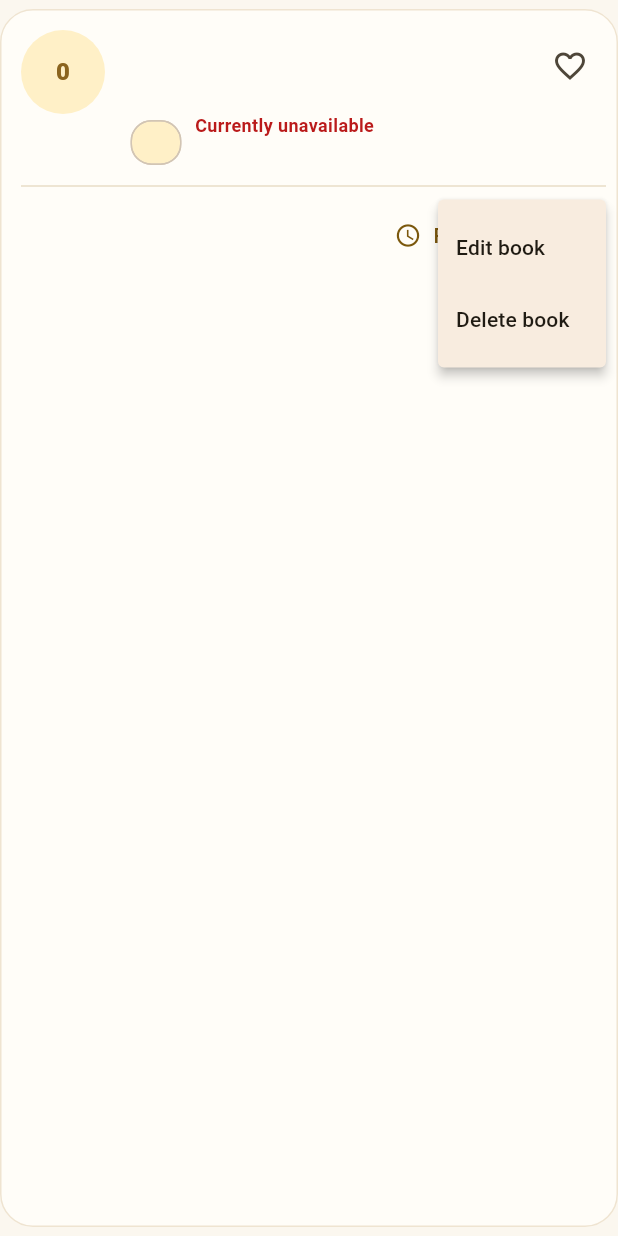
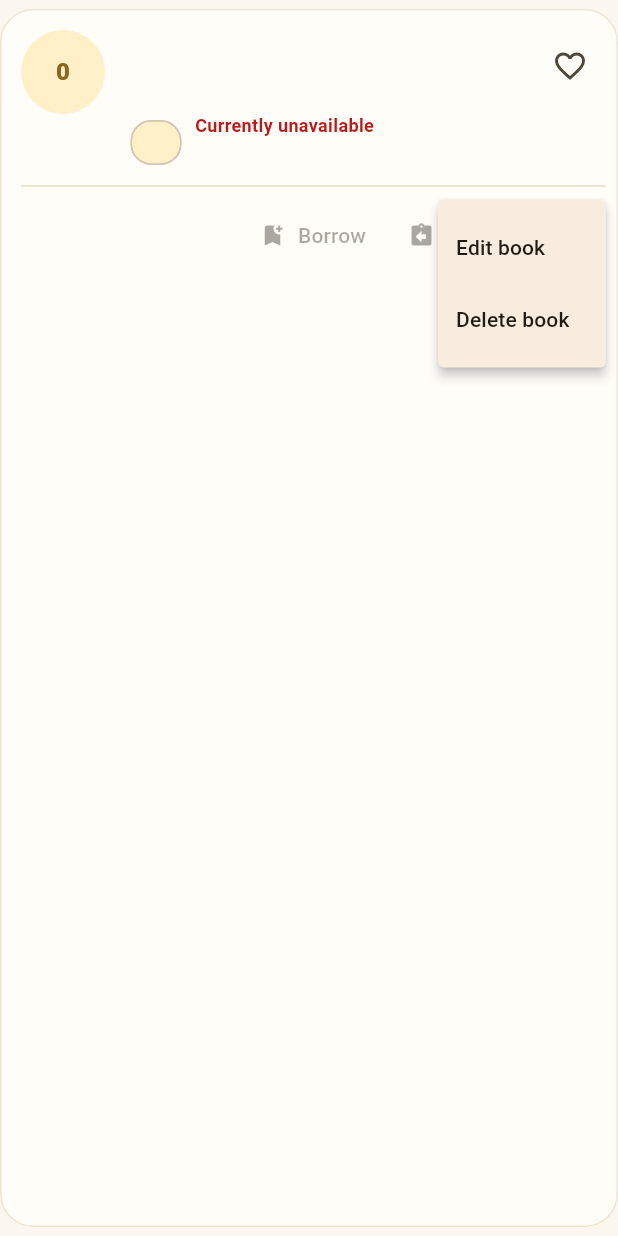
Before and after one commit to christianacano12-max/bookwise, a Flutter app: the _BookCard widget shown alone on an empty page, opened directly with empty values, after a tap on the "more vert" icon, on a phone screen of 412 x 824 dp. Run offline on Flutter 3.47's test engine with Material 3 defaults, Android fonts, the phone set to English and light mode, and no system bars; our stand-ins replace shared_preferences; accounts and stored records are empty; network calls fail; Roboto replaces fonts that are missing (Segoe UI).

Commit message:
Update borrowing and returning system

```diff
--- a/frontend/lib/pages/catalog_page.dart
+++ b/frontend/lib/pages/catalog_page.dart
@@ -349,11 +349,13 @@ class _BookCard extends StatelessWidget {
                             visualDensity: VisualDensity.compact,
                           ),
                           Text(
-                            isBorrowed
-                                ? 'You borrowed this'
-                                : (available
-                                    ? '$copies available'
-                                    : 'Currently unavailable'),
+                            isBorrowed && available
+                                ? '$copies available • You borrowed this'
+                                : (isBorrowed
+                                    ? 'You borrowed this'
+                                    : (available
+                                        ? '$copies available'
+                                        : 'Currently unavailable')),
                             style: TextStyle(
                               color: isBorrowed
                                   ? const Color(0xFF8B641E)
@@ -391,17 +393,14 @@ class _BookCard extends StatelessWidget {
                 ),
                 const Spacer(),
                 TextButton.icon(
-                  onPressed: isBorrowed
-                      ? onReturn
-                      : (available ? onBorrow : onReserve),
-                  icon: Icon(
-                    isBorrowed
-                        ? Icons.assignment_return
-                        : (available ? Icons.bookmark_add : Icons.schedule),
-                  ),
-                  label: Text(
-                    isBorrowed ? 'Return' : (available ? 'Borrow' : 'Reserve'),
-                  ),
+                  onPressed: available ? onBorrow : null,
+                  icon: const Icon(Icons.bookmark_add),
+                  label: const Text('Borrow'),
+                ),
+                TextButton.icon(
+                  onPressed: isBorrowed ? onReturn : null,
+                  icon: const Icon(Icons.assignment_return),
+                  label: const Text('Return'),
                 ),
                 PopupMenuButton<String>(
                   tooltip: 'More actions',
```
Also changed, not shown: 6 other files.
